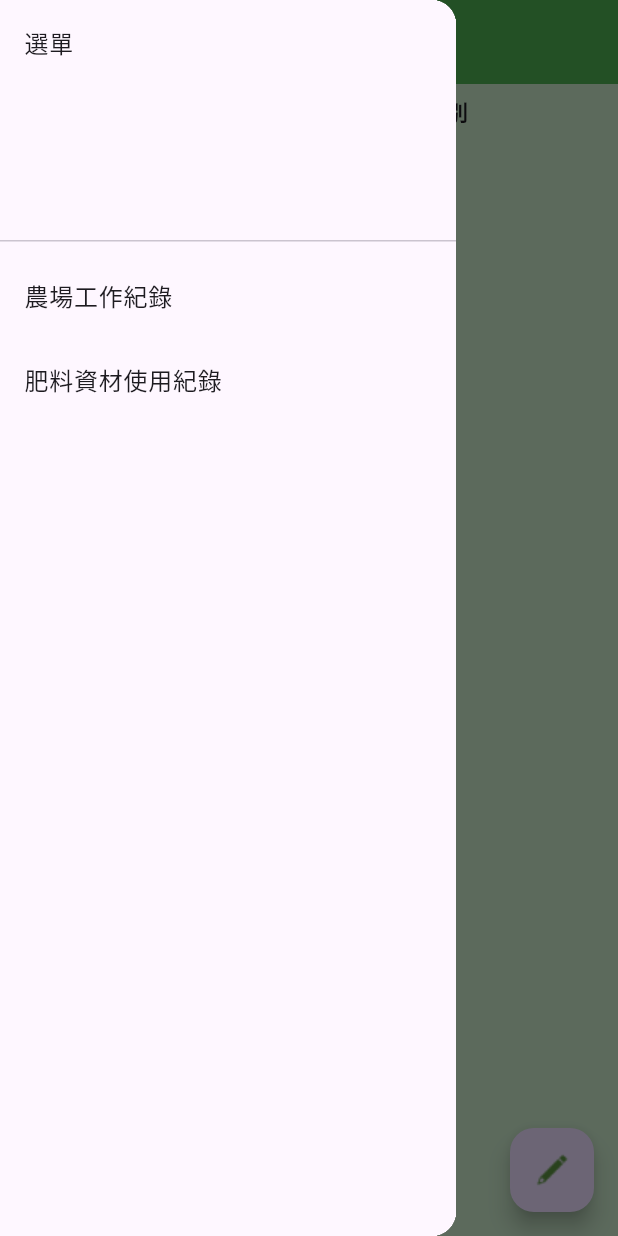
After one commit to duck0000627/no.15_flutter, a Flutter app: the MuckScreen screen opened directly, with the side drawer open, on a phone screen of 412 x 824 dp. The commit adds this screen. Run offline on Flutter 3.47's test engine with Material 3 defaults, Android fonts, the phone set to English and light mode, and no system bars; our stand-ins replace sqflite; accounts and stored records are empty.

Commit message:
肥料資材使用紀錄頁面

```diff
--- a/lib/screens/home/home_screen.dart
+++ b/lib/screens/home/home_screen.dart
@@ -1,5 +1,6 @@
 import 'package:flutter/material.dart';
 import 'package:no15/database_helper.dart';
+import 'package:no15/screens/home/muck_screen.dart';
 
 import '../add_screen.dart';
 import 'record_detail_dialog.dart';
@@ -76,12 +77,20 @@ class _HomeScreenState extends State<HomeScreen> {
                 title: Text('農場工作紀錄'),
                 onTap: (){
                   Navigator.pop(context);
+                  Navigator.push(
+                    context,
+                    MaterialPageRoute(builder: (context) => const HomeScreen()),
+                  );
                 },
               ),
               ListTile(
                 title: Text('肥料資材使用紀錄'),
                 onTap: () {
                   Navigator.pop(context);
+                  Navigator.push(
+                    context,
+                    MaterialPageRoute(builder: (context) => const MuckScreen()),
+                  );
                 },
               ),
 
--- /dev/null
+++ b/lib/screens/home/muck_screen.dart
@@ -0,0 +1,98 @@
+import 'package:flutter/material.dart';
+
+import 'home_screen.dart';
+
+class MuckScreen extends StatefulWidget{
+  const MuckScreen({super.key});
+
+  @override
+  State<StatefulWidget> createState() => _MuckScreenState();
+}
+
+class _MuckScreenState extends State<MuckScreen>{
+  @override
+  Widget build(BuildContext context) {
+    return Scaffold(
+      backgroundColor: Colors.green[100],
+      appBar: AppBar(title: const Text('肥料資材使用紀錄'), backgroundColor: Colors.green),
+      drawer: Drawer(
+        child: Material(
+          child: ListView(
+            padding: EdgeInsets.zero,
+            children: [
+              DrawerHeader(
+                  child: Text('選單')
+              ),
+              ListTile(
+                title: Text('農場工作紀錄'),
+                onTap: (){
+                  Navigator.pop(context);
+                  Navigator.push(
+                    context,
+                    MaterialPageRoute(builder: (context) => const HomeScreen()),
+                  );
+                },
+              ),
+              ListTile(
+                title: Text('肥料資材使用紀錄'),
+                onTap: () {
+                  Navigator.pop(context);
+                  Navigator.push(
+                    context,
+                    MaterialPageRoute(builder: (context) => const MuckScreen()),
+                  );
+                },
+              ),
+
+            ],
+          ),
+        ),
+      ),
+      body: ListView(
+        children: [
+          //標題
+          Container(
+            color: Colors.green[100],
+            padding: const EdgeInsets.symmetric(horizontal: 16, vertical: 8),
+            child: Row(
+              children: const [
+                Expanded(
+                  flex: 3,
+                  child: Text(
+                    '日期',
+                    style: TextStyle(fontWeight: FontWeight.bold),
+                  ),
+                ),
+                Expanded(
+                  flex: 3,
+                  child: Text(
+                    '資材名稱',
+                    style: TextStyle(fontWeight: FontWeight.bold),
+                  ),
+                ),
+                Expanded(
+                  flex: 3,
+                  child: Text(
+                    '施肥別',
+                    style: TextStyle(fontWeight: FontWeight.bold),
+                  ),
+                ),
+              ],
+            ),
+          ),
+        ],
+      ),
+
+      //新增按鈕
+      floatingActionButton: FloatingActionButton(
+        onPressed: () async {
+
+        },
+        child: FittedBox(
+          child: Image.asset('assets/pen.png', fit: BoxFit.contain),
+        ),
+      ),
+    );
+  }
+
+}
```
